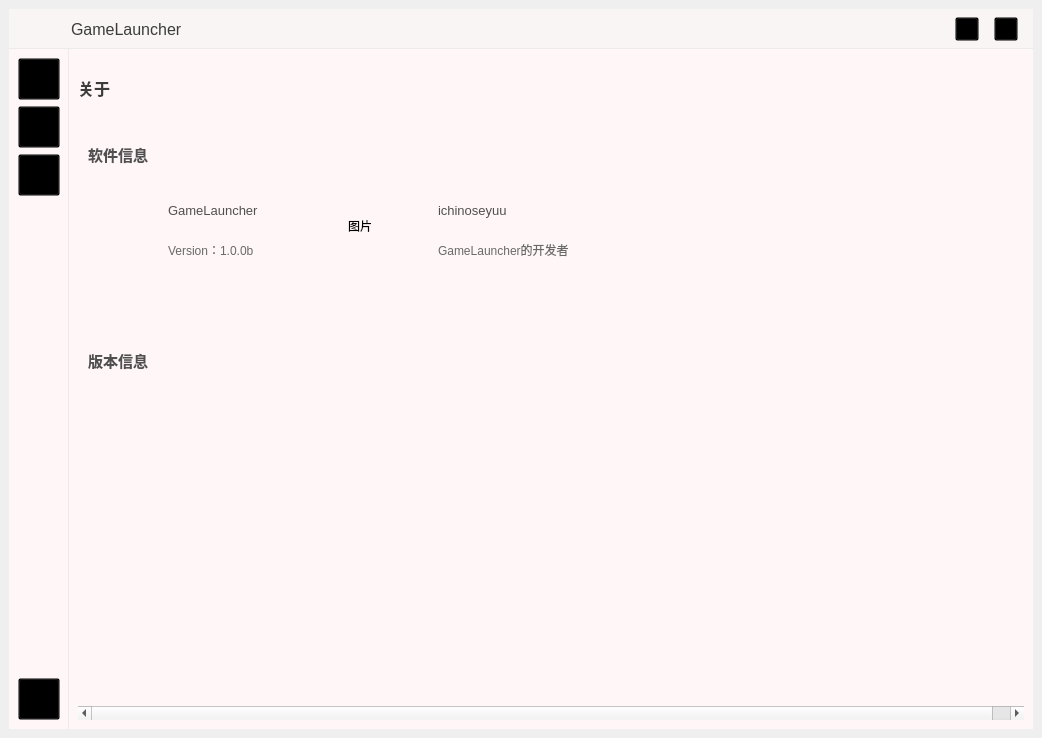
Qt form ui/Main.ui (ichinoseyuu/GameLauncher) before a commit.
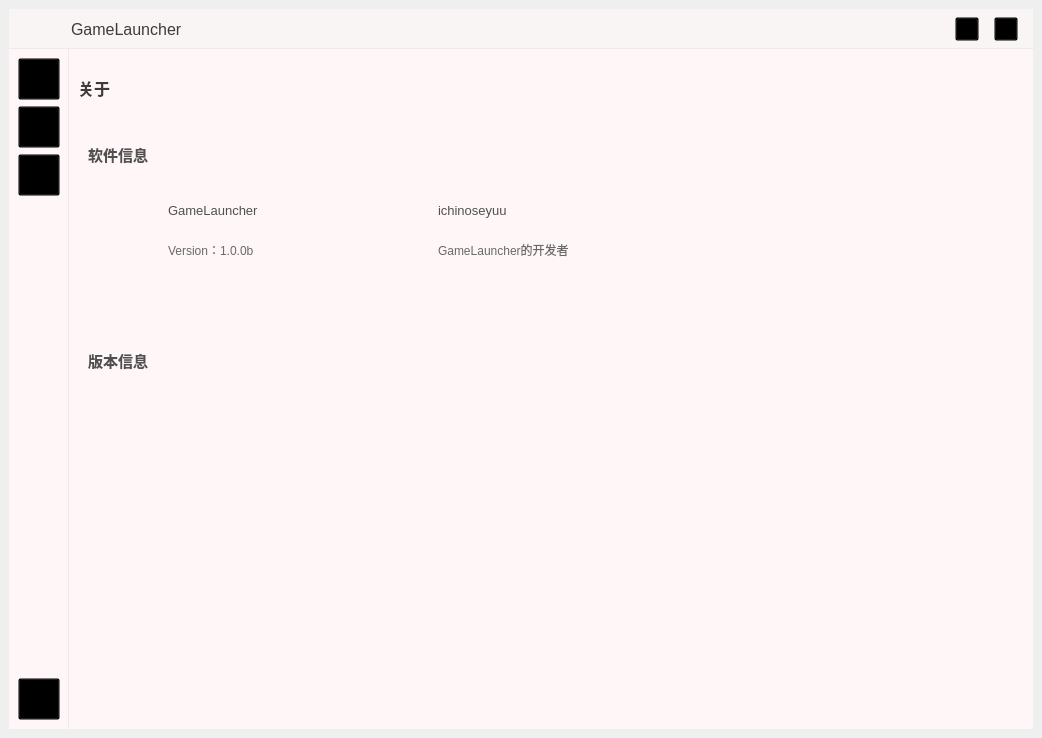
The same form after that commit. The open tabs and pages were chosen to show the change. Icons and pictures are not drawn.

What changed in the file:
```diff
--- a/ui/Main.ui
+++ b/ui/Main.ui
@@ -1204,7 +1204,7 @@
             <widget class="QScrollArea" name="AboutPageScrollArea">
              <property name="minimumSize">
               <size>
-               <width>0</width>
+               <width>964</width>
                <height>400</height>
               </size>
              </property>
@@ -1217,21 +1217,9 @@
                 <x>0</x>
                 <y>0</y>
                 <width>964</width>
-                <height>579</height>
+                <height>596</height>
                </rect>
               </property>
-              <property name="minimumSize">
-               <size>
-                <width>964</width>
-                <height>0</height>
-               </size>
-              </property>
-              <property name="maximumSize">
-               <size>
-                <width>964</width>
-                <height>16777215</height>
-               </size>
-              </property>
               <layout class="QVBoxLayout" name="verticalLayout_7">
                <property name="leftMargin">
                 <number>0</number>
@@ -1381,7 +1369,7 @@
                    </size>
                   </property>
                   <property name="text">
-                   <string>图片</string>
+                   <string/>
                   </property>
                  </widget>
                  <widget class="QLabel" name="DeveloperName">
```
Left out of the diff: 50 changed lines with no effect on the pictures.
